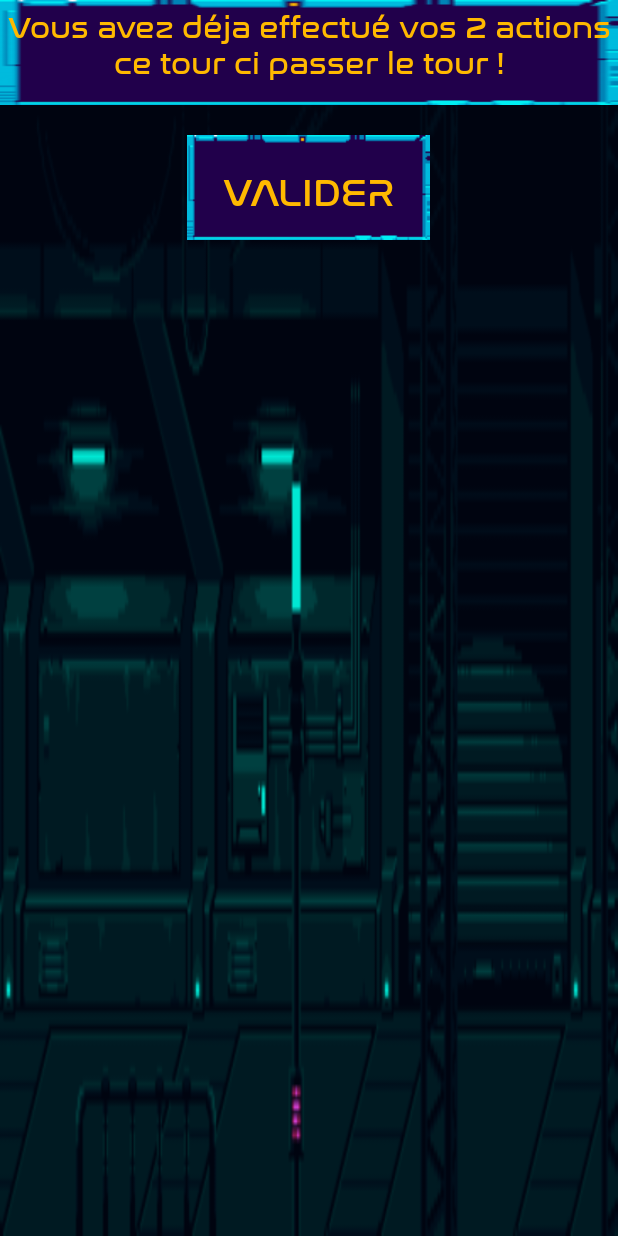
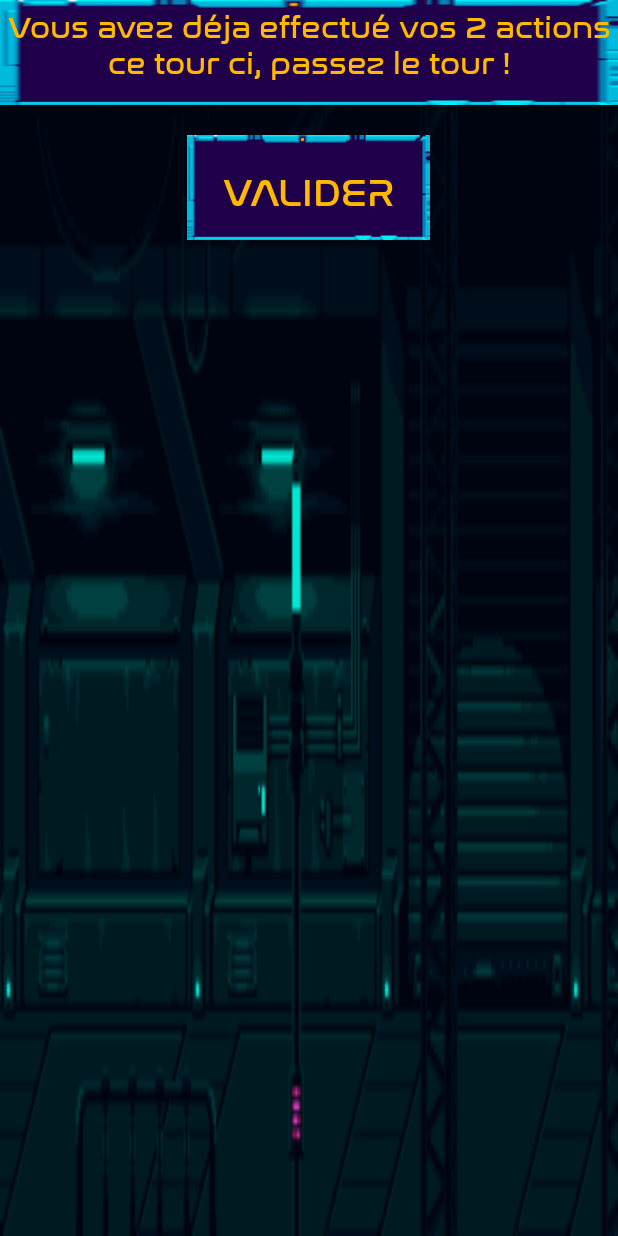
Before and after one commit to duttod/SoftWar, an Android app: the layout popup_compteur_actions.xml on its own in the app's theme, with its tools: preview values and no code run, on a phone screen of 412 x 824 dp. Run offline under Robolectric (Android 15) with nearby library versions, the phone set to English and light mode, and no system bars.

Commit message:
gf
dfgfdfgfd

```diff
--- a/app/src/main/java/com/example/softwar/controllers/ResultatMiniJeu.java
+++ b/app/src/main/java/com/example/softwar/controllers/ResultatMiniJeu.java
@@ -35,8 +35,7 @@ public class ResultatMiniJeu extends AppCompatActivity {
     private TextView resultats;
 
     private TextView argent, nbusers, puissance, rentabilite, securite, ergonomie;
-
-
+    private TextView recompense_titre;
 
     @Override
     protected void onCreate(Bundle savedInstanceState) {
@@ -50,6 +49,7 @@ public class ResultatMiniJeu extends AppCompatActivity {
         nbpossible_i = getIntent().getIntExtra(nbpossible,0);
         resultats = findViewById(R.id.resultats_mini_jeu);
 
+        recompense_titre = findViewById(R.id.recompense_titre);
         argent = findViewById(R.id.argent);
         nbusers = findViewById(R.id.nbusers);
         puissance = findViewById(R.id.puissance);
@@ -205,8 +205,10 @@ public class ResultatMiniJeu extends AppCompatActivity {
                 listEvents = mylist;
 
                 if(action_demander.equals("renforcer")){
+                    recompense_titre.setText("Récompenses obtenues");
                     giveRecompense();
                 }else{
+                    recompense_titre.setText("Dégats infligés");
                     DammageEntreprise();
                 }
 
--- a/app/src/main/res/layout/activity_resultat_mini_jeu.xml
+++ b/app/src/main/res/layout/activity_resultat_mini_jeu.xml
@@ -44,6 +44,7 @@
         android:orientation="vertical">
 
         <TextView
+            android:id="@+id/recompense_titre"
             android:layout_width="match_parent"
             android:layout_height="wrap_content"
             android:layout_marginTop="15dp"
--- a/app/src/main/res/layout/popup_compteur_actions.xml
+++ b/app/src/main/res/layout/popup_compteur_actions.xml
@@ -10,9 +10,6 @@
     tools:context=".controllers.MainActivity">
 
     <LinearLayout
-        xmlns:android="http://schemas.android.com/apk/res/android"
-        xmlns:app="http://schemas.android.com/apk/res-auto"
-        xmlns:tools="http://schemas.android.com/tools"
         android:layout_width="match_parent"
         android:layout_height="70dp"
         tools:ignore="MissingDefaultResource"
@@ -28,11 +25,11 @@
             <TextView
                 android:layout_width="wrap_content"
                 android:layout_height="wrap_content"
-                android:text="Vous avez déja effectué vos 2 actions ce tour ci passer le tour !"
+                android:fontFamily="@font/nasalization"
+                android:gravity="center"
+                android:text="Vous avez déja effectué vos 2 actions ce tour ci, passez le tour !"
                 android:textColor="#FFB900"
-                android:fontFamily="@font/nasalization"
-                android:textSize="20dp"
-                android:gravity="center" />
+                android:textSize="20dp" />
 
         </LinearLayout>
     </LinearLayout>
```
